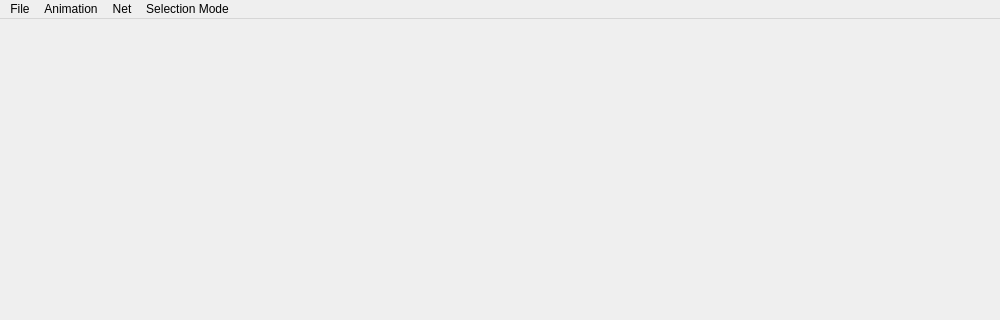
Above: mainwindow.ui from borisbordeaux/DeveloppementPolyedres before the change; both pictures show x 0 to 1000 and y 0 to 320 of the 1000 by 830 pixel window. Below: the same form after it.
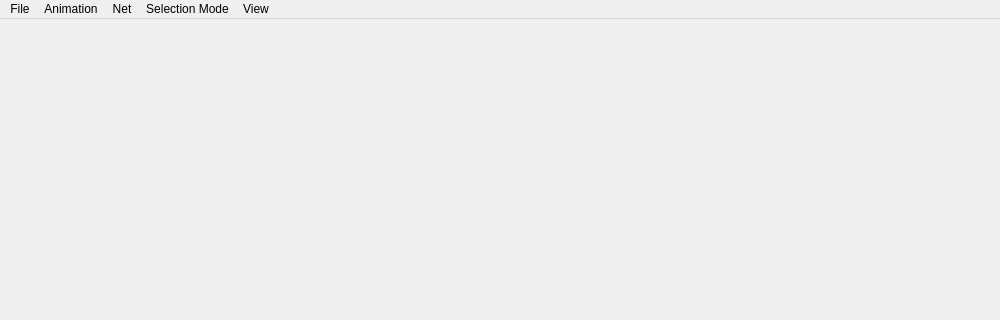
That is the form after the change.

Commit message: Added possibility to change point of view. Added possibility to export the net.

Diff of the .ui file:
```diff
--- a/mainwindow.ui
+++ b/mainwindow.ui
@@ -101,10 +101,20 @@
     <addaction name="actionFaces"/>
     <addaction name="actionEdges"/>
    </widget>
+   <widget class="QMenu" name="menuView">
+    <property name="title">
+     <string>View</string>
+    </property>
+    <addaction name="actionView_Selected_Face"/>
+    <addaction name="actionNomal_View"/>
+    <addaction name="actionExport_PNG"/>
+    <addaction name="actionDisplay_Tabs"/>
+   </widget>
    <addaction name="menuFichier"/>
    <addaction name="menuAnimation"/>
    <addaction name="menuNet"/>
    <addaction name="menuSelection_Mode"/>
+   <addaction name="menuView"/>
   </widget>
   <action name="actionCube">
    <property name="text">
```
Left out of the diff: 121 changed lines with no effect on the pictures. The commit also changes 18 other files.
